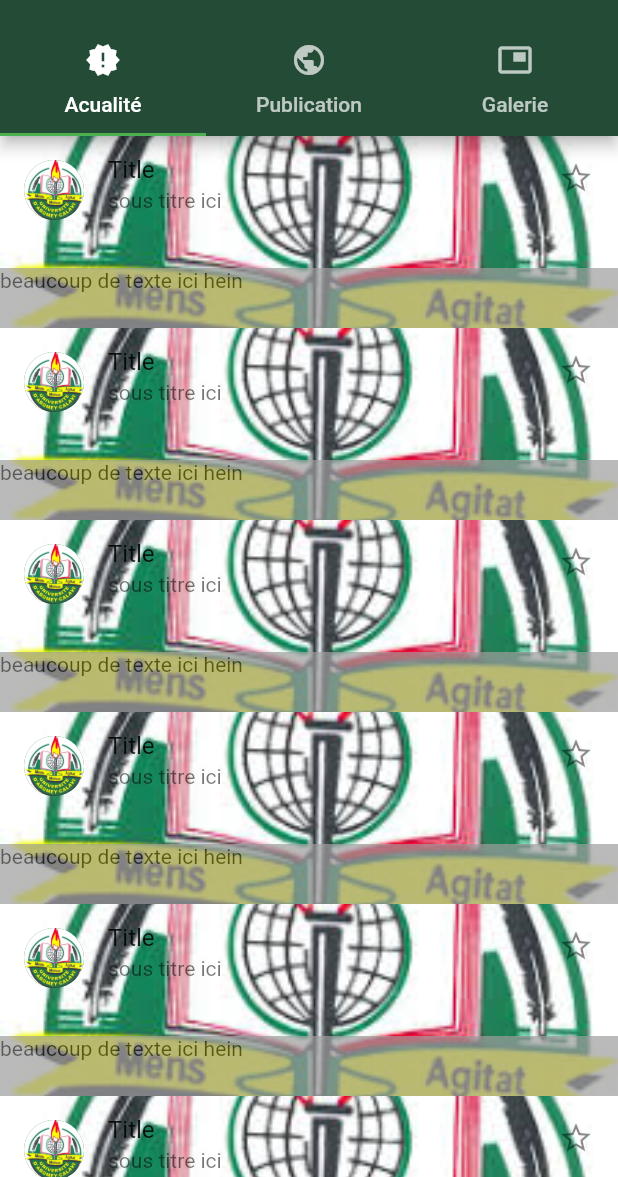
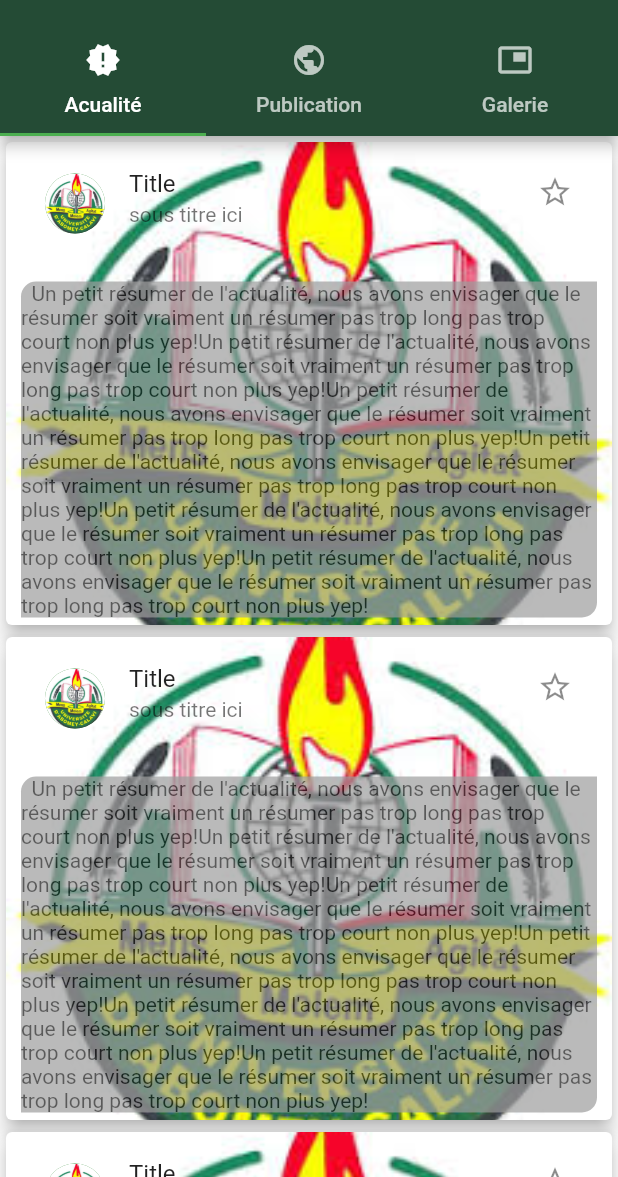
Before and after one commit to EleonorSemevo/uac_concours, a Flutter app: the screen it shows after launch, on a phone screen of 412 x 824 dp, the part 59-1236 px from its top. Run offline on Flutter 3.47's test engine with Material 2 defaults, Android fonts, the phone set to English and light mode, and no system bars; our stand-ins replace carousel_slider, shared_preferences.

Commit message:
maybe my last commit version 2

```diff
--- a/lib/pages/actuality.dart
+++ b/lib/pages/actuality.dart
@@ -61,8 +61,12 @@ class _ActualityState extends State<Actuality> {
     return  ListView.builder(
       itemCount: list.length,
       itemBuilder: (context, index) {
-        return Container(
+        return Card(
+          elevation: 5,
+          child: Container(
+            padding: const EdgeInsets.only(bottom: 5.0, top: 5.0, left:10.0,right: 10.0),
             decoration: BoxDecoration(
+              borderRadius: BorderRadius.all(Radius.circular(20.0)),
               image: DecorationImage(
                 image: AssetImage('assets/uac.jpg'),
                 fit: BoxFit.cover,
@@ -84,26 +88,33 @@ class _ActualityState extends State<Actuality> {
                     isThreeLine: true,
                     subtitle: Text('sous titre ici'),
 
-
-
                   ),
                 ),
 
                 Flexible(
-                flex: 2,
+                  flex: 10,
                   fit: FlexFit.loose,
                   child: Opacity(
                     opacity: 0.7,
                     child: Container(
-                    height: 40.0,
-                    color: Colors.grey,
-                    width: double.infinity,
-                    child: Text('beaucoup de texte ici hein'),
+                      decoration: BoxDecoration(
+                        borderRadius: BorderRadius.only(topLeft: Radius.circular(10.0),bottomRight: Radius.circular(10.0)),
+                        color: Colors.grey
+                      ),
+
+                      child: Text("\t Un petit résumer de l'actualité, nous avons envisager que le résumer soit vraiment un résumer pas trop long pas trop court non plus yep!"
+                          "Un petit résumer de l'actualité, nous avons envisager que le résumer soit vraiment un résumer pas trop long pas trop court non plus yep!"
+                          "Un petit résumer de l'actualité, nous avons envisager que le résumer soit vraiment un résumer pas trop long pas trop court non plus yep!"
+                          "Un petit résumer de l'actualité, nous avons envisager que le résumer soit vraiment un résumer pas trop long pas trop court non plus yep!"
+                          "Un petit résumer de l'actualité, nous avons envisager que le résumer soit vraiment un résumer pas trop long pas trop court non plus yep!"
+                          "Un petit résumer de l'actualité, nous avons envisager que le résumer soit vraiment un résumer pas trop long pas trop court non plus yep!"
+                      ),
 
                     ),
                   ),
                 ),
               ],
+            ),
           ),
         );
       },
```
Also changed, not shown: lib/pages/opportunities.dart (+5 -3 lines), lib/pages/publications.dart (+19 -11 lines). Lines whose indentation alone changed are shown as unchanged.
